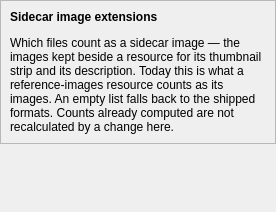
Old version of the form packages/rehuco-agent/src/rehuco_agent/settings/ui/images_files_page.ui in the repository borco/rehuco.
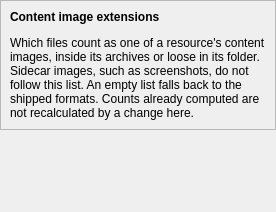
New version of the form. Custom widgets are drawn as their Qt base class.

```diff
--- a/packages/rehuco-agent/src/rehuco_agent/settings/ui/images_files_page.ui
+++ b/packages/rehuco-agent/src/rehuco_agent/settings/ui/images_files_page.ui
@@ -40,7 +40,7 @@
          </font>
         </property>
         <property name="text">
-         <string>Sidecar image extensions</string>
+         <string>Content image extensions</string>
         </property>
        </widget>
       </item>
@@ -54,7 +54,7 @@
       <item>
        <widget class="WrappingLabel" name="extensions_note_label">
         <property name="text">
-         <string>Which files count as a sidecar image — the images kept beside a resource for its thumbnail strip and its description. Today this is what a reference-images resource counts as its images. An empty list falls back to the shipped formats. Counts already computed are not recalculated by a change here.</string>
+         <string>Which files count as one of a resource's content images, inside its archives or loose in its folder. Sidecar images, such as screenshots, do not follow this list. An empty list falls back to the shipped formats. Counts already computed are not recalculated by a change here.</string>
         </property>
         <property name="wordWrap">
          <bool>true</bool>
```
